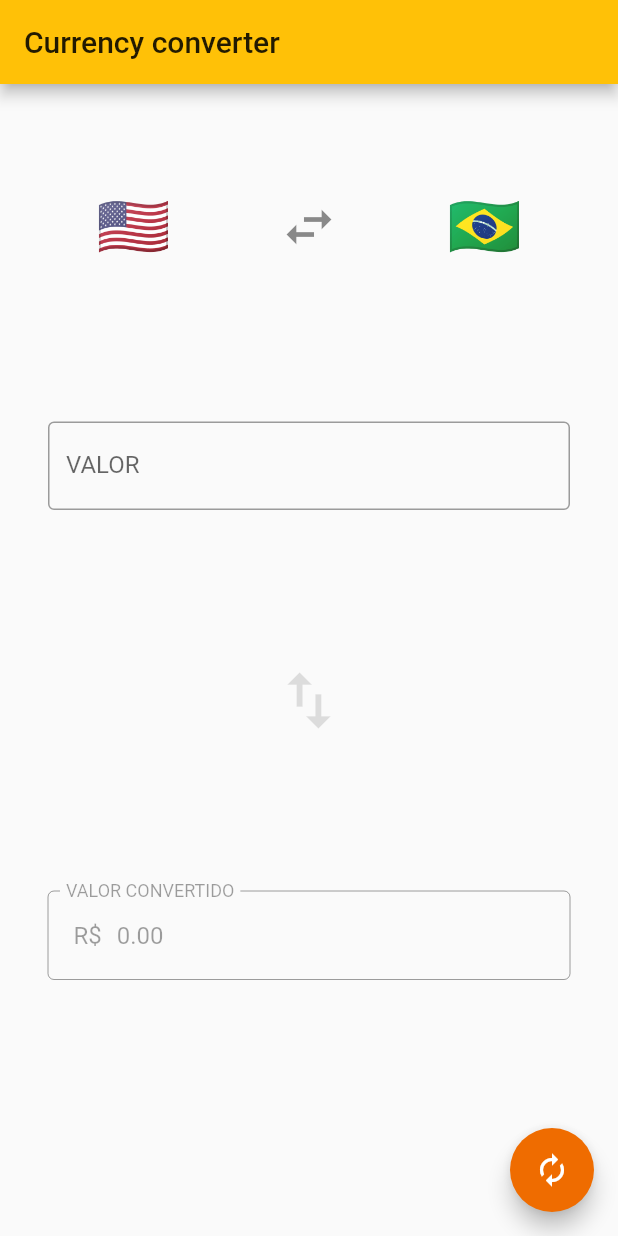
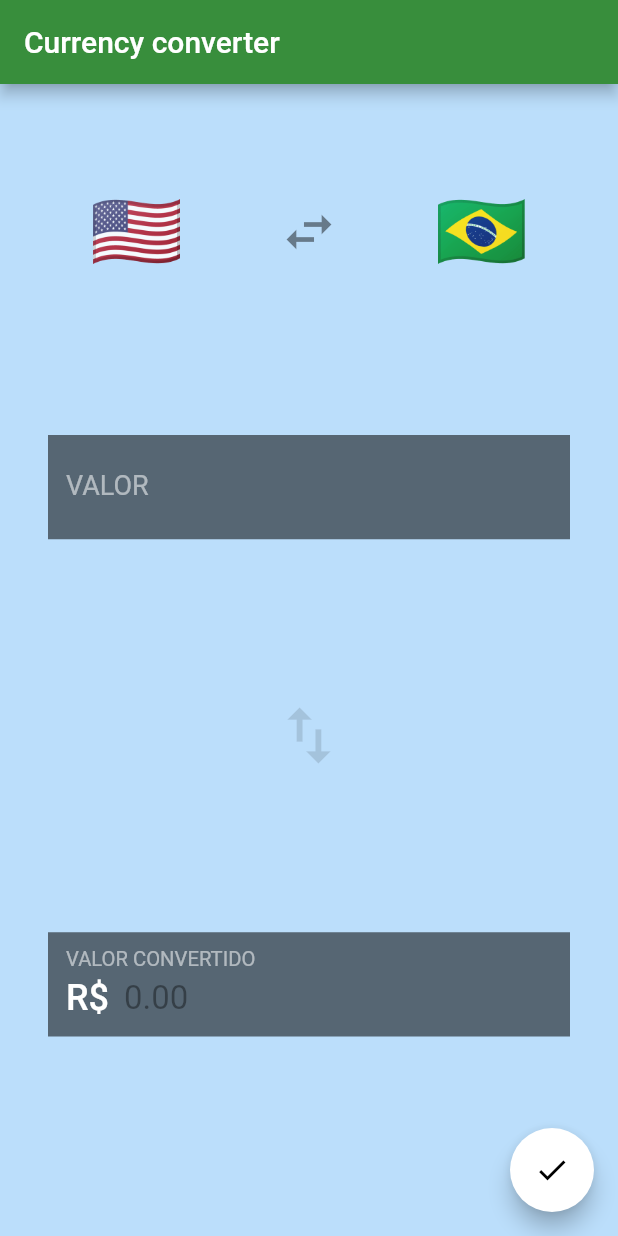
Before and after one commit to emersonsiega/flutter_course_currency_converter, a Flutter app: the screen it shows after launch, after a tap on the "swap horiz" icon, on a phone screen of 412 x 824 dp. Run offline on Flutter 3.47's test engine with Material 2 defaults, Android fonts, the phone set to English and light mode, and no system bars.

Commit message:
Altera background, ajuste theme, ajusta conversao

```diff
--- a/lib/home.dart
+++ b/lib/home.dart
@@ -8,12 +8,14 @@ class Home extends StatefulWidget {
   final _real = {
     'flag': "🇧🇷",
     'simbolo': 'R\$',
+    'color': Colors.green[100],
   };
 
   // Dados da moeda Dólar
   final _dolar = {
     'flag': "🇺🇸",
     'simbolo': '\$',
+    'color': Colors.blue[100],
   };
 
   @override
@@ -25,6 +27,7 @@ class _HomeState extends State<Home> {
   Map<String, dynamic> moedaConversao = Map();
   TextEditingController inputController;
   TextEditingController resultadoController;
+  Color _backgroundColor;
 
   @override
   void initState() {
@@ -36,6 +39,7 @@ class _HomeState extends State<Home> {
     // Estado inicial do app
     moedaBase = widget._real;
     moedaConversao = widget._dolar;
+    _backgroundColor = widget._real['color'];
   }
 
   /// Altera a conversão Real x Dolar => Dolar x Real
@@ -44,11 +48,13 @@ class _HomeState extends State<Home> {
       setState(() {
         moedaBase = widget._dolar;
         moedaConversao = widget._real;
+        _backgroundColor = moedaBase['color'];
       });
     } else {
       setState(() {
         moedaBase = widget._real;
         moedaConversao = widget._dolar;
+        _backgroundColor = moedaBase['color'];
       });
     }
   }
@@ -56,7 +62,15 @@ class _HomeState extends State<Home> {
   /// Realiza conversão das moedas
   void _converter() {
     double valorBase = double.parse(inputController.text);
-    double valorConvertido = valorBase * widget._valorDolar;
+
+    double valorConvertido = 0.0;
+
+    if (moedaBase == widget._real) {
+      valorConvertido = valorBase / widget._valorDolar;
+    } else {
+      valorConvertido = valorBase * widget._valorDolar;
+    }
+
     resultadoController.text = valorConvertido.toStringAsFixed(2);
   }
 
@@ -66,8 +80,9 @@ class _HomeState extends State<Home> {
       appBar: AppBar(
         title: Text("Currency converter"),
       ),
+      backgroundColor: _backgroundColor,
       body: Container(
-        padding: EdgeInsets.fromLTRB(32.0, 16.0, 32.0, 120.0),
+        padding: EdgeInsets.fromLTRB(32.0, 16.0, 32.0, 80.0),
         child: Column(
           mainAxisAlignment: MainAxisAlignment.spaceAround,
           crossAxisAlignment: CrossAxisAlignment.stretch,
@@ -78,7 +93,7 @@ class _HomeState extends State<Home> {
                 Text(
                   moedaBase['flag'],
                   style: TextStyle(
-                    fontSize: 40,
+                    fontSize: 50,
                   ),
                 ),
                 IconButton(
@@ -90,22 +105,22 @@ class _HomeState extends State<Home> {
                   onPressed: () {
                     // Inverter a conversão
                     _alteraMoedaBase();
+                    _converter();
                   },
                 ),
                 Text(
                   moedaConversao['flag'],
                   style: TextStyle(
-                    fontSize: 40,
+                    fontSize: 50,
                   ),
                 ),
               ],
             ),
             TextField(
               decoration: InputDecoration(
-                border: OutlineInputBorder(),
                 labelText: "VALOR",
                 prefix: Padding(
-                  padding: const EdgeInsets.only(right: 10.0, left: 5),
+                  padding: const EdgeInsets.only(right: 10.0),
                   child: Text(moedaBase['simbolo']),
                 ),
               ),
@@ -119,10 +134,9 @@ class _HomeState extends State<Home> {
             ),
             TextField(
               decoration: InputDecoration(
-                border: OutlineInputBorder(),
                 labelText: "VALOR CONVERTIDO",
                 prefix: Padding(
-                  padding: const EdgeInsets.only(right: 10.0, left: 5),
+                  padding: const EdgeInsets.only(right: 10.0),
                   child: Text(moedaConversao['simbolo']),
                 ),
               ),
@@ -137,7 +151,7 @@ class _HomeState extends State<Home> {
         onPressed: () {
           _converter();
         },
-        child: Icon(Icons.autorenew),
+        child: Icon(Icons.check),
       ),
     );
   }
--- a/lib/main.dart
+++ b/lib/main.dart
@@ -10,8 +10,28 @@ class CurrencyConverterApp extends StatelessWidget {
     return MaterialApp(
       title: 'Currency converter',
       theme: ThemeData(
-        primarySwatch: Colors.amber,
-        accentColor: Colors.orange[800],
+        primaryColor: Colors.green[700],
+        accentColor: Colors.white,
+        inputDecorationTheme: InputDecorationTheme(
+          border: InputBorder.none,
+          fillColor: Colors.black54,
+          filled: true,
+          labelStyle: TextStyle(
+            fontSize: 18,
+            color: Colors.white54,
+          ),
+          prefixStyle: TextStyle(
+            color: Colors.white,
+            fontSize: 24,
+            fontWeight: FontWeight.w500,
+          ),
+        ),
+        textTheme: TextTheme(
+          subhead: TextStyle(
+            fontSize: 22,
+            color: Colors.white,
+          ),
+        ),
       ),
       debugShowCheckedModeBanner: false,
       home: Home(),
```
Also changed, not shown: pubspec.lock.
